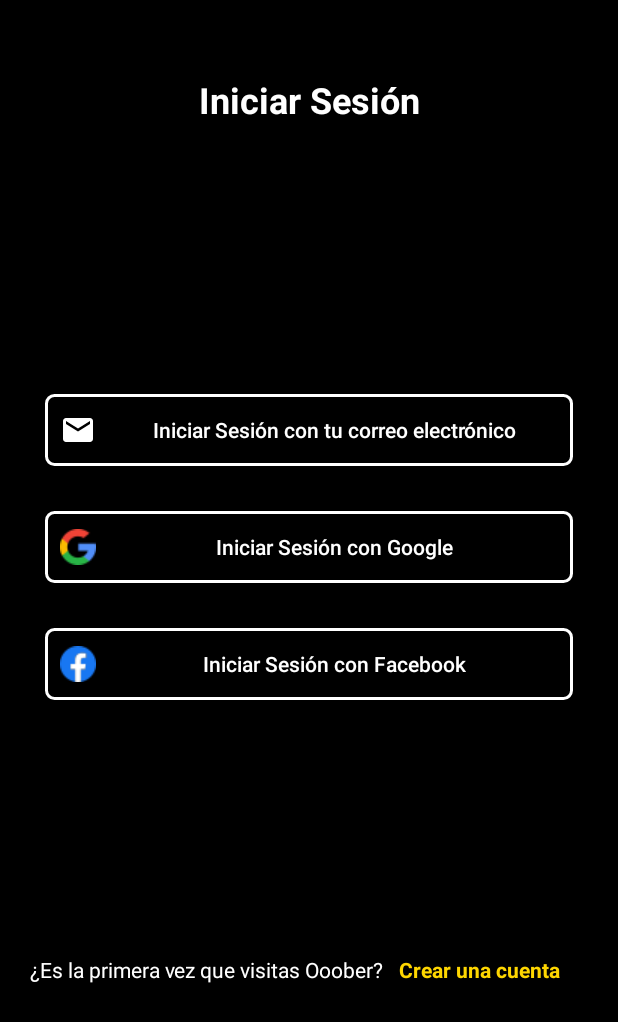
After one commit to Gissela25/Ooober, an Android app: the SignInActivity screen opened directly, with no data from a screen before it, on a phone screen of 412 x 824 dp. The commit adds this screen. Shown: the top 1022 px of the screen. Run offline under Robolectric (Android 15) with nearby library versions, the phone set to English and light mode, and no system bars; our stand-ins replace Firebase (no records; nobody signed in at launch, a user with empty details on screens opened directly).

Commit message:
Update OooberDriver (Google)

```diff
--- a/OooberDriver/app/build.gradle
+++ b/OooberDriver/app/build.gradle
@@ -62,6 +62,9 @@ dependencies {
     //Positions dependencies
     implementation 'com.github.imperiumlabs:GeoFirestore-Android:v1.4.0'
 
+    //Google dependency
+    implementation 'com.google.android.gms:play-services-auth:20.5.0'
+
     testImplementation 'junit:junit:4.13.2'
     androidTestImplementation 'androidx.test.ext:junit:1.1.5'
     androidTestImplementation 'androidx.test.espresso:espresso-core:3.5.1'
--- a/OooberDriver/app/src/main/java/com/ooober/driver/activities/MainActivity.kt
+++ b/OooberDriver/app/src/main/java/com/ooober/driver/activities/MainActivity.kt
@@ -20,7 +20,7 @@ class MainActivity : AppCompatActivity() {
         setContentView(binding.root)
         window.setFlags(WindowManager.LayoutParams.FLAG_LAYOUT_NO_LIMITS, WindowManager.LayoutParams.FLAG_LAYOUT_NO_LIMITS)
 
-        binding.btnRegiser.setOnClickListener { goToRegister() }
+        binding.goSignUp.setOnClickListener { goToRegister() }
         binding.btnSingIn.setOnClickListener { login() }
     }
 
--- a/OooberDriver/app/src/main/java/com/ooober/driver/activities/RegisterActivity.kt
+++ b/OooberDriver/app/src/main/java/com/ooober/driver/activities/RegisterActivity.kt
@@ -6,7 +6,6 @@ import android.os.Bundle
 import android.util.Log
 import android.view.WindowManager
 import android.widget.Toast
-import com.google.android.gms.common.logging.Logger
 import com.ooober.driver.providers.DriverProvider
 import com.ooober.driver.databinding.ActivityRegisterBinding
 import com.ooober.driver.models.Driver
@@ -25,7 +24,7 @@ class RegisterActivity : AppCompatActivity() {
         setContentView(binding.root)
         window.setFlags(WindowManager.LayoutParams.FLAG_LAYOUT_NO_LIMITS, WindowManager.LayoutParams.FLAG_LAYOUT_NO_LIMITS)
 
-        binding.btnLogin.setOnClickListener { goToLogin() }
+        binding.GosignIn.setOnClickListener { goToLogin() }
         binding.btnSignUp.setOnClickListener { register() }
     }
 
@@ -120,7 +119,7 @@ class RegisterActivity : AppCompatActivity() {
     }
 
     private fun goToLogin() {
-        val i = Intent(this, MainActivity::class.java)
+        val i = Intent(this, SignInActivity::class.java)
         startActivity(i)
     }
 }
--- /dev/null
+++ b/OooberDriver/app/src/main/java/com/ooober/driver/activities/SignInActivity.kt
@@ -0,0 +1,103 @@
+package com.ooober.driver.activities
+
+import android.content.Intent
+import androidx.appcompat.app.AppCompatActivity
+import android.os.Bundle
+import android.util.Log
+import android.view.WindowManager
+import android.widget.Toast
+import com.google.android.gms.auth.api.signin.GoogleSignIn
+import com.google.android.gms.auth.api.signin.GoogleSignInClient
+import com.google.android.gms.auth.api.signin.GoogleSignInOptions
+import com.google.android.gms.common.api.ApiException
+import com.google.firebase.auth.FirebaseAuth
+import com.google.firebase.auth.GoogleAuthProvider
+import com.ooober.driver.R
+import com.ooober.driver.databinding.ActivityHomeBinding
+import com.ooober.driver.databinding.ActivitySignInBinding
+import com.ooober.driver.models.Driver
+import com.ooober.driver.providers.AuthProvider
+import com.ooober.driver.providers.DriverProvider
+
+class SignInActivity : AppCompatActivity() {
+
+    private val authProvider = AuthProvider()
+    private val driverProvider = DriverProvider()
+    private lateinit var binding: ActivitySignInBinding
+    private lateinit var client: GoogleSignInClient
+    override fun onCreate(savedInstanceState: Bundle?) {
+
+        super.onCreate(savedInstanceState)
+        binding = ActivitySignInBinding.inflate(layoutInflater)
+        setContentView(binding.root)
+        window.setFlags(
+            WindowManager.LayoutParams.FLAG_LAYOUT_NO_LIMITS,
+            WindowManager.LayoutParams.FLAG_LAYOUT_NO_LIMITS
+        )
+
+        binding.btnESignIn.setOnClickListener { goToLogin() }
+        binding.GosignIn.setOnClickListener { goToRegister() }
+
+        val options = GoogleSignInOptions.Builder(GoogleSignInOptions.DEFAULT_SIGN_IN)
+            .requestIdToken(getString(R.string.default_web_client_id))
+            .requestEmail()
+            .build()
+        client = GoogleSignIn.getClient(this, options)
+        binding.btnSgoogle.setOnClickListener {
+            val intent = client.signInIntent
+            startActivityForResult(intent, 10001)
+        }
+    }
+
+    private fun goToLogin() {
+        val i = Intent(this, MainActivity::class.java)
+        startActivity(i)
+    }
+
+    private fun goToRegister() {
+        val i = Intent(this, RegisterActivity::class.java)
+        startActivity(i)
+    }
+
+    private fun SignGoogle() {
+
+    }
+
+    override fun onActivityResult(requestCode: Int, resultCode: Int, data: Intent?) {
+        super.onActivityResult(requestCode, resultCode, data)
+        if(requestCode==10001){
+            val task = GoogleSignIn.getSignedInAccountFromIntent(data)
+            val account = task.getResult(ApiException::class.java)
+            val credential = GoogleAuthProvider.getCredential(account.idToken,null)
+            FirebaseAuth.getInstance().signInWithCredential(credential)
+                .addOnCompleteListener{task->
+                    if(task.isSuccessful){
+                        val client = Driver(
+                            id = authProvider.getId(),
+                            name = account.displayName,
+                            email = account.email,
+                        )
+                        driverProvider.create(client).addOnCompleteListener {
+                            if(it.isSuccessful){
+
+                                Log.d("FIREBASE","Succesfuly")
+                                val i = Intent(this, MapActivity::class.java)
+                                i.flags = Intent.FLAG_ACTIVITY_CLEAR_TASK or Intent.FLAG_ACTIVITY_NEW_TASK
+                                startActivity(i)
+                            }
+                            else{
+                                Toast.makeText(this@SignInActivity, "Ocurrio  un error al ingresar", Toast.LENGTH_SHORT).show()
+                                Log.d("FIREBASE", "Error: ${it.exception.toString()}")
+                            }
+                        }
+
+                    }else{
+                        Toast.makeText(this,task.exception?.message, Toast.LENGTH_SHORT).show()
+                    }
+
+                }
+        }
+    }
+
+
+}
--- a/OooberDriver/app/src/main/java/com/ooober/driver/providers/AuthProvider.kt
+++ b/OooberDriver/app/src/main/java/com/ooober/driver/providers/AuthProvider.kt
@@ -29,4 +29,5 @@ class AuthProvider {
         }
         return exists
     }
+
 }
--- /dev/null
+++ b/OooberDriver/app/src/main/res/drawable/border_button.xml
@@ -0,0 +1,6 @@
+<?xml version="1.0" encoding="utf-8"?>
+<shape xmlns:android="http://schemas.android.com/apk/res/android">
+    <solid android:color="@android:color/black"/>
+    <corners android:radius="5dp"/>
+    <stroke android:color="@color/white" android:width="2dp"/>
+</shape>
--- /dev/null
+++ b/OooberDriver/app/src/main/res/layout/activity_sign_in.xml
@@ -0,0 +1,105 @@
+<?xml version="1.0" encoding="utf-8"?>
+<androidx.coordinatorlayout.widget.CoordinatorLayout xmlns:android="http://schemas.android.com/apk/res/android"
+    xmlns:app="http://schemas.android.com/apk/res-auto"
+    xmlns:tools="http://schemas.android.com/tools"
+    android:layout_width="match_parent"
+    android:layout_height="match_parent"
+    tools:context=".activities.SignInActivity">
+
+    <FrameLayout
+        android:layout_width="match_parent"
+        android:layout_height="match_parent">
+
+        <View
+            android:layout_width="match_parent"
+            android:layout_height="match_parent"
+            android:background="@color/black" />
+
+        <LinearLayout
+            android:layout_width="match_parent"
+            android:layout_height="wrap_content"
+            android:orientation="vertical">
+
+            <TextView
+                android:layout_width="match_parent"
+                android:layout_height="wrap_content"
+                android:text="Iniciar Sesión"
+                android:textAlignment="center"
+                android:textColor="@color/white"
+                android:textSize="24sp"
+                android:textStyle="bold"
+                android:layout_marginTop="50dp"/>
+
+            <Button
+                android:id="@+id/btnESignIn"
+                android:layout_width="match_parent"
+                android:layout_height="wrap_content"
+                android:text="Iniciar Sesión con tu correo electrónico"
+                android:textColor="@color/white"
+                android:layout_marginRight="30dp"
+                android:layout_marginLeft="30dp"
+                android:layout_marginTop="180dp"
+                android:background="@drawable/border_button"
+                android:drawableLeft="@drawable/ic_email_white"
+                android:paddingLeft="10dp"
+                android:textAllCaps="false"/>
+
+            <Button
+                android:id="@+id/btnSgoogle"
+                android:layout_width="match_parent"
+                android:layout_height="wrap_content"
+                android:text="Iniciar Sesión con Google"
+                android:textColor="@color/white"
+                android:layout_marginRight="30dp"
+                android:layout_marginLeft="30dp"
+                android:layout_marginTop="30dp"
+                android:background="@drawable/border_button"
+                android:drawableLeft="@drawable/ugoogle"
+                android:paddingLeft="10dp"
+                android:textAllCaps="false"/>
+
+            <Button
+                android:id="@+id/btnSfacebook"
+                android:layout_width="match_parent"
+                android:layout_height="wrap_content"
+                android:text="Iniciar Sesión con Facebook"
+                android:textColor="@color/white"
+                android:layout_marginRight="30dp"
+                android:layout_marginLeft="30dp"
+                android:layout_marginTop="30dp"
+                android:background="@drawable/border_button"
+                android:drawableLeft="@drawable/ufacebook"
+                android:paddingLeft="10dp"
+                android:textAllCaps="false"/>
+
+            <LinearLayout
+                android:layout_width="match_parent"
+                android:layout_height="wrap_content"
+                android:orientation="horizontal">
+
+                <TextView
+                    android:layout_width="wrap_content"
+                    android:layout_height="wrap_content"
+                    android:text="¿Es la primera vez que visitas Ooober?"
+                    android:textColor="@color/white"
+                    android:layout_marginTop="170dp"
+                    android:layout_marginLeft="20dp"/>
+
+                <TextView
+                    android:id="@+id/GosignIn"
+                    android:layout_width="wrap_content"
+                    android:layout_height="wrap_content"
+                    android:text="Crear una cuenta"
+                    android:textColor="@color/yellow"
+                    android:layout_marginStart="10dp"
+                    android:layout_marginTop="170dp"
+                    android:textStyle="bold"
+                    android:clickable="true"/>
+
+            </LinearLayout>
+
+        </LinearLayout>
+
+    </FrameLayout>
+
+</androidx.coordinatorlayout.widget.CoordinatorLayout>
--- a/OooberDriver/app/src/main/res/raw/style.json
+++ b/OooberDriver/app/src/main/res/raw/style.json
@@ -11,7 +11,7 @@
     "elementType": "labels.icon",
     "stylers": [
       {
-        "visibility": "off"
+        "visibility": "on"
       }
     ]
   },
--- a/OooberDriver/app/src/main/res/values/colors.xml
+++ b/OooberDriver/app/src/main/res/values/colors.xml
@@ -9,5 +9,5 @@
     <color name="white">#FFFFFFFF</color>
     <color name="green">#D0F629</color>
     <color name="grey">#BFBFBF</color>
-
+    <color name="yellow">#FED600</color>
 </resources>
```
Also changed, not shown: OooberDriver/app/src/main/AndroidManifest.xml (+13 -7 lines), OooberDriver/app/src/main/java/com/ooober/driver/activities/HomeActivity.kt (added, +35 -0 lines), OooberDriver/app/src/main/res/layout/activity_home.xml (added, +48 -0 lines), OooberDriver/app/src/main/res/layout/activity_main.xml (+25 -49 lines), OooberDriver/app/src/main/res/layout/activity_register.xml (+41 -72 lines), OooberDriver/app/src/main/res/drawable/ufacebook.png (added), OooberDriver/app/src/main/res/drawable/ugoogle.png (added), OooberDriver/app/src/main/res/drawable/ulogo.png (added).
